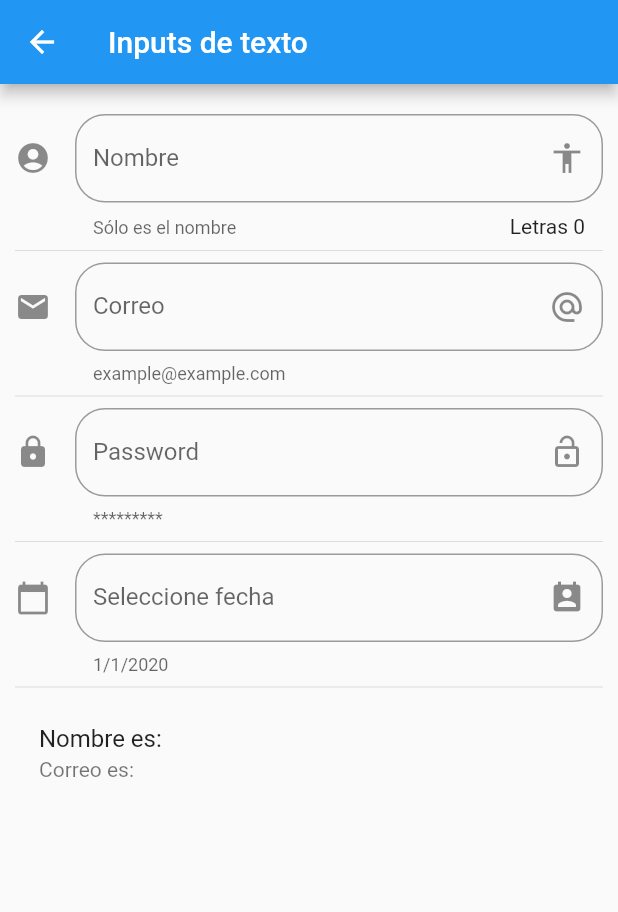
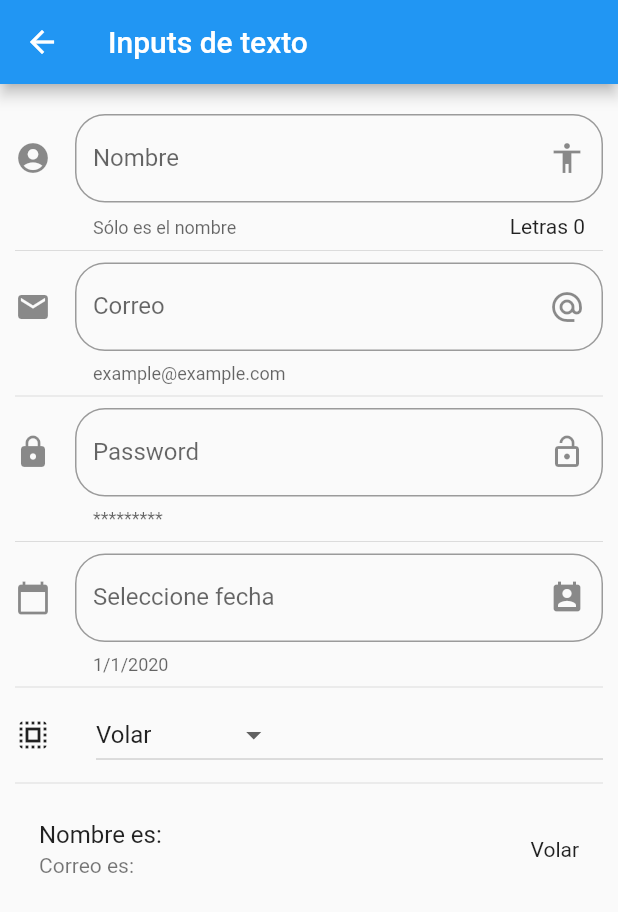
Before and after one commit to dlromero/componets-flutter, a Flutter app: the InputPage screen opened by its route, on a phone screen of 412 x 824 dp. Shown: the top 912 px of the screen. Run offline on Flutter 3.47's test engine with Material 2 defaults, Android fonts, the phone set to English and light mode, and no system bars.

Commit message:
Add Dropdown

```diff
--- a/lib/src/pages/inputs_page.dart
+++ b/lib/src/pages/inputs_page.dart
@@ -12,6 +12,8 @@ class _InputPageState extends State<InputPage> {
   String _email = '';
   String _password = '';
   String _date = '';
+  String _choosedOption = 'Volar';
+  List<String> _powers = ['Volar', 'Rayos X', 'Super Liento', 'Super Fuerza'];
 
   TextEditingController _inputFieldDateControler = new TextEditingController();
 
@@ -31,6 +33,8 @@ class _InputPageState extends State<InputPage> {
           _createPassword(),
           Divider(),
           _createDate(context),
+          Divider(),
+          _createDropDown(),
           Divider(),
           _createPerson(),
         ],
@@ -58,6 +62,7 @@ class _InputPageState extends State<InputPage> {
     return ListTile(
       title: Text('Nombre es: $_name'),
       subtitle: Text('Correo es: $_email'),
+      trailing: Text(_choosedOption),
     );
   }
 
@@ -107,6 +112,39 @@ class _InputPageState extends State<InputPage> {
     );
   }
 
+  List<DropdownMenuItem<String>> getOptionsDropDown() {
+    List<DropdownMenuItem<String>> powers = new List();
+    _powers.forEach((element) {
+      powers.add(DropdownMenuItem(
+        child: Text(element),
+        value: element,
+      ));
+    });
+    return powers;
+  }
+
+  Widget _createDropDown() {
+    return Row(
+      children: <Widget>[
+        Icon(Icons.select_all),
+        SizedBox(
+          width: 30.0,
+        ),
+        Expanded(
+          child: DropdownButton(
+            value: _choosedOption,
+            items: getOptionsDropDown(),
+            onChanged: (value) {
+              setState(() {
+                _choosedOption = value;
+              });
+            },
+          ),
+        )
+      ],
+    );
+  }
+
   void _changeName(String name) {
     setState(() {
       _name = name;
```
